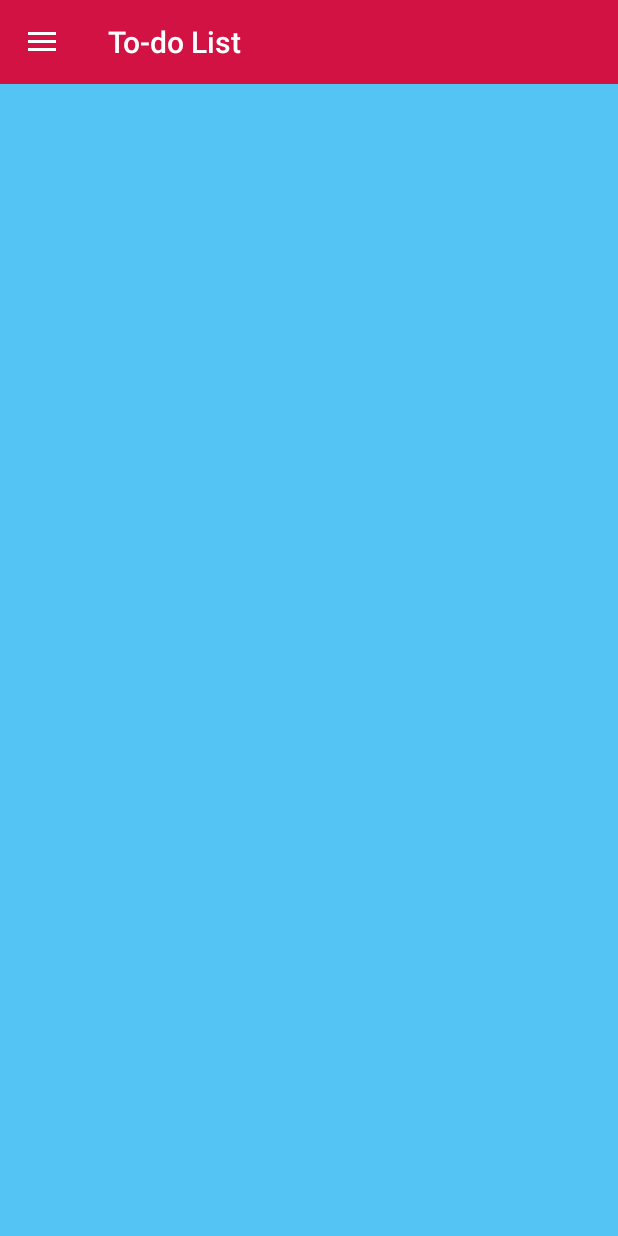
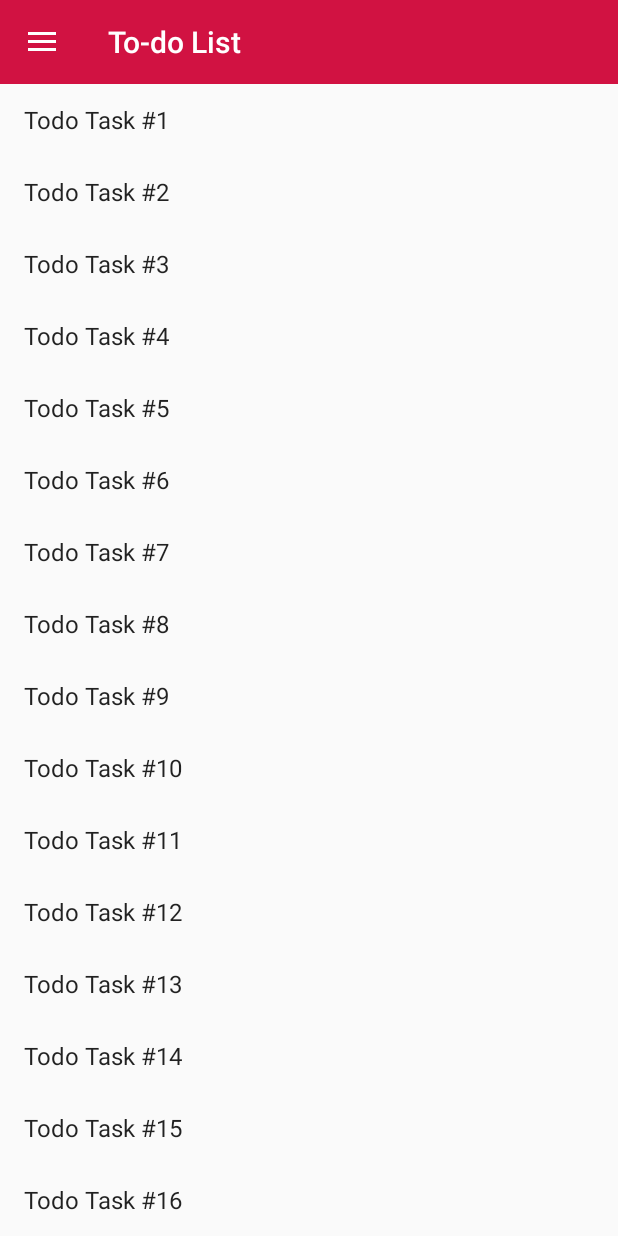
Before and after one commit to DanielGalarza/Collab-Station, an Android app: the MainActivity screen opened directly, with no data from a screen before it, in the side drawer, after a tap on "To-do List", on a phone screen of 412 x 824 dp. Run offline under Robolectric (Android 15) with nearby library versions, the phone set to English and light mode, and no system bars; libraries missing offline, so code that uses them is left out: com.firebase.client, com.firebase.ui; 11 statements that could not run were skipped.

Commit message:
begin adding todo list functionality... in progress

```diff
--- a/app/build.gradle
+++ b/app/build.gradle
@@ -32,4 +32,6 @@ dependencies {
     compile 'com.android.support:design:23.1.1'
     compile 'com.firebase:firebase-client-android:2.3.1'
     compile 'com.firebase:firebase-ui:0.1.0'
+    compile 'com.android.support:support-v4:23.1.1'
+    compile 'com.android.support:recyclerview-v7:23.1.1'
 }
--- a/app/src/main/java/com/example/danielgalarza/collabstation/MainActivity.java
+++ b/app/src/main/java/com/example/danielgalarza/collabstation/MainActivity.java
@@ -86,7 +86,7 @@ public class MainActivity extends AppCompatActivity {
                 fragmentClass = ChatFragment.class;
                 break;
             case R.id.nav_todo_fragment:
-                fragmentClass = TodoFragment.class;
+                fragmentClass = TodoListFragment.class;
                 break;
             case R.id.nav_third_fragment:
                 fragmentClass = OtherFragment.class; ///////////// LEFT OVER FRAG
--- /dev/null
+++ b/app/src/main/java/com/example/danielgalarza/collabstation/Todo.java
@@ -0,0 +1,57 @@
+package com.example.danielgalarza.collabstation;
+
+import java.text.SimpleDateFormat;
+import java.util.Date;
+import java.util.UUID;
+
+/**
+ * Created by dustin on 11/25/15.
+ */
+public class Todo {
+
+    private UUID mId;
+    private String mTitle;
+    private Date mDate;
+    private SimpleDateFormat mFormattedDate;
+    private boolean mTodoComplete;
+
+
+
+    public Todo() {
+        //Generate unique identifier
+        mId = UUID.randomUUID();
+        //Generate date
+        mDate = new Date();
+        mFormattedDate = new SimpleDateFormat("MMM-d-yyyy");
+
+    }
+
+    public UUID getId() {
+        return mId;
+    }
+
+    public String getTitle() {
+        return mTitle;
+    }
+
+    public void setTitle(String title) {
+        mTitle = title;
+    }
+
+    public Date getDate() {
+        return mDate;
+    }
+
+    public void setDate(Date date) {
+        mDate = date;
+    }
+
+    public boolean isTodoComplete() {
+        return mTodoComplete;
+    }
+
+    public void setTodoComplete(boolean todoComplete) {
+        mTodoComplete = todoComplete;
+    }
+
+}
--- /dev/null
+++ b/app/src/main/java/com/example/danielgalarza/collabstation/TodoLab.java
@@ -0,0 +1,53 @@
+package com.example.danielgalarza.collabstation;
+
+import android.content.Context;
+
+import java.util.ArrayList;
+import java.util.List;
+import java.util.UUID;
+
+/**
+ * Singleton class: allows only one instance of iteself to be created
+ *
+ *
+ * Created by dustin on 11/25/15.
+ */
+public class TodoLab {
+
+    private static TodoLab sTodoLab; // s prefix designates a static variable
+
+    private List<Todo> mTodos; // list of task items (supports ordered list of objects)
+
+    // static accessor method (prevents other classes from bypassing get method)
+    public static TodoLab get(Context context) {
+        if (sTodoLab == null) {
+            sTodoLab = new TodoLab(context);
+        }
+        return sTodoLab;
+    }
+
+    // private constructor
+    private TodoLab(Context context) {
+        mTodos = new ArrayList<>();
+        // create 50 generic task items
+        for (int i = 1; i < 51; i++) {
+            Todo todo = new Todo();
+            todo.setTitle("Todo Task #" + i);
+            todo.setTodoComplete(i % 2 == 0); // Every other checked
+            mTodos.add(todo);
+        }
+    }
+
+    public List<Todo> getTodos() {
+        return mTodos;
+    }
+
+    public Todo getTodo(UUID id) {
+        for (Todo todo : mTodos) {
+            if (todo.getId().equals(id)) {
+                return todo;
+            }
+        }
+        return null;
+    }
+}
--- /dev/null
+++ b/app/src/main/java/com/example/danielgalarza/collabstation/TodoListFragment.java
@@ -0,0 +1,94 @@
+package com.example.danielgalarza.collabstation;
+
+import android.os.Bundle;
+import android.support.v4.app.Fragment;
+import android.support.v7.widget.LinearLayoutManager;
+import android.support.v7.widget.RecyclerView;
+import android.view.LayoutInflater;
+import android.view.View;
+import android.view.ViewGroup;
+import android.widget.TextView;
+
+import java.util.List;
+
+/**
+ * Controller class
+ *
+ *      RecyclerView recycles TextViews and puts them onscreen
+ *
+ *      LayoutManager handles the exact positioning of items on screen
+ *
+ * Created by dustin on 11/25/15.
+ */
+
+public class TodoListFragment extends Fragment {
+
+    // Nothing yet
+
+    private RecyclerView mTodoRecyclerView;
+    private TodoAdapter mAdapter;
+
+    @Override
+    public View onCreateView(LayoutInflater inflater, ViewGroup container, Bundle savedInstanceState) {
+        View view = inflater.inflate(R.layout.fragment_todo_list, container, false);
+
+        mTodoRecyclerView = (RecyclerView) view.findViewById(R.id.todo_recycler_view);
+        mTodoRecyclerView.setLayoutManager(new LinearLayoutManager(getActivity()));
+
+        updateUI();
+
+        return view;
+    }
+
+    private void updateUI() {
+        TodoLab todoLab = TodoLab.get(getActivity());
+        List<Todo> todos = todoLab.getTodos();
+
+        mAdapter = new TodoAdapter(todos);
+        mTodoRecyclerView.setAdapter(mAdapter);
+    }
+
+    // custom ViewHolder maintains reference to view (TextView)
+    private class TodoHolder extends RecyclerView.ViewHolder {
+
+        public TextView mTitleTextView;
+
+        public TodoHolder(View itemView) {
+            super(itemView);
+
+            mTitleTextView = (TextView) itemView;
+        }
+    }
+
+    // custom Adapter
+    private class TodoAdapter extends RecyclerView.Adapter<TodoHolder> {
+
+        private List<Todo> mTodos;
+
+        public TodoAdapter(List<Todo> todos) {
+            mTodos = todos;
+        }
+
+
+        @Override
+        public TodoHolder onCreateViewHolder(ViewGroup parent, int viewType) {
+            LayoutInflater layoutInflater = LayoutInflater.from(getActivity());
+            View view = layoutInflater.inflate(android.R.layout.simple_list_item_1, parent, false);
+            return new TodoHolder(view);
+        }
+
+        @Override
+        public void onBindViewHolder(TodoHolder holder, int position) {
+            Todo todo = mTodos.get(position);
+            holder.mTitleTextView.setText(todo.getTitle());
+        }
+
+        @Override
+        public int getItemCount() {
+            return mTodos.size();
+        }
+    }
+
+
+
+} //end TodoListFragment class
--- /dev/null
+++ b/app/src/main/res/layout/fragment_todo_list.xml
@@ -0,0 +1,8 @@
+<?xml version="1.0" encoding="utf-8"?>
+<android.support.v7.widget.RecyclerView
+        xmlns:android="http://schemas.android.com/apk/res/android"
+              android:id="@+id/todo_recycler_view"
+              android:layout_width="match_parent"
+              android:layout_height="match_parent">
+
+</android.support.v7.widget.RecyclerView>
--- a/app/src/main/res/values/strings.xml
+++ b/app/src/main/res/values/strings.xml
@@ -6,4 +6,9 @@
     <string name="shoot">Shoot</string>
     <string name="splash_title">Collaboration Station</string>
     <string name="names">Made By Daniel And Dustin</string>
+    // TODO List stuff:
+    <string name="todo_title_hint">Enter a title for todo item</string>
+    <string name="todo_title_label">Title</string>
+    <string name="todo_details_label">Details</string>
+    <string name="todo_complete_label">Task Complete</string>
 </resources>
```
Also changed, not shown: app/src/main/AndroidManifest.xml (+10 -8 lines), app/src/main/java/com/example/danielgalarza/collabstation/SingleFragmentActivity.java (added, +33 -0 lines), app/src/main/java/com/example/danielgalarza/collabstation/TodoActivity.java (added, +18 -0 lines), app/src/main/java/com/example/danielgalarza/collabstation/TodoFragment.java (+57 -3 lines), app/src/main/java/com/example/danielgalarza/collabstation/TodoListActivity.java (added, +16 -0 lines), app/src/main/res/layout-land/fragment_todo.xml (+38 -0 lines), app/src/main/res/layout/activity_todo_fragment.xml (added, +8 -0 lines), app/src/main/res/layout/fragment_todo.xml (+33 -0 lines).
